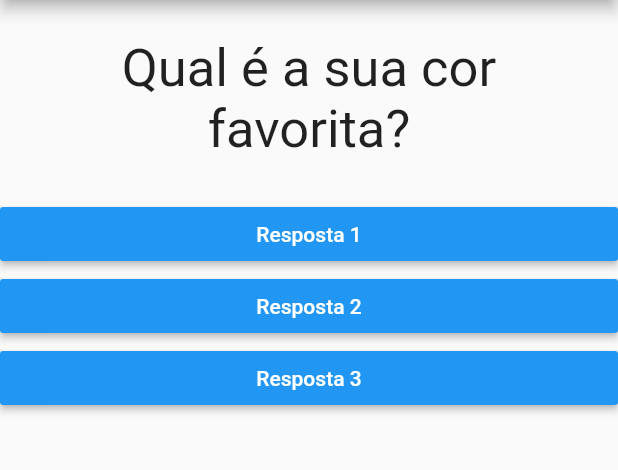
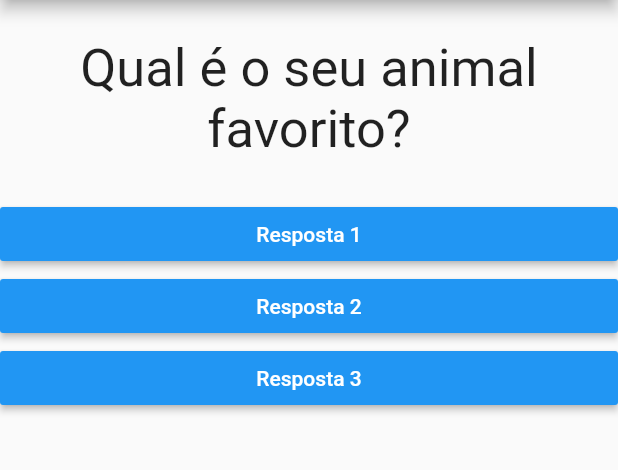
Before and after one commit to Willjp04/Projeto-Flutter, a Flutter app: the screen it shows after launch, after a tap on "Resposta 1", on a phone screen of 412 x 824 dp, the part 84-554 px from its top. Run offline on Flutter 3.47's test engine with Material 2 defaults, Android fonts, the phone set to English and light mode, and no system bars.

```diff
--- a/projeto_perguntas/lib/main.dart
+++ b/projeto_perguntas/lib/main.dart
@@ -14,7 +14,6 @@ class _PerguntaAppState extends State<PerguntaApp> {
     setState(() {
       _perguntaSelecionada++;
     });
-    print(_perguntaSelecionada);
   }
 
   @override
@@ -31,9 +30,9 @@ class _PerguntaAppState extends State<PerguntaApp> {
         body: Column(
           children: <Widget>[
             Questao(perguntas[_perguntaSelecionada]),
-            Resposta('Resposta 1'),
-            Resposta('Resposta 2'),
-            Resposta('Resposta 3'),
+            Resposta('Resposta 1', _responder),
+            Resposta('Resposta 2', _responder),
+            Resposta('Resposta 3', _responder),
           ],
         ),
       ),
--- a/projeto_perguntas/lib/resposta.dart
+++ b/projeto_perguntas/lib/resposta.dart
@@ -2,8 +2,9 @@ import 'package:flutter/material.dart';
 
 class Resposta extends StatelessWidget {
   final String texto;
+  final void Function() quandoSelecionado;
 
-  Resposta(this.texto);
+  Resposta(this.texto, this.quandoSelecionado);
 
   @override
   Widget build(BuildContext context) {
@@ -13,7 +14,7 @@ class Resposta extends StatelessWidget {
         textColor: Colors.white,
         color: Colors.blue,
         child: Text(texto),
-        onPressed: () {},
+        onPressed: quandoSelecionado,
       ),
     );
   }
```
